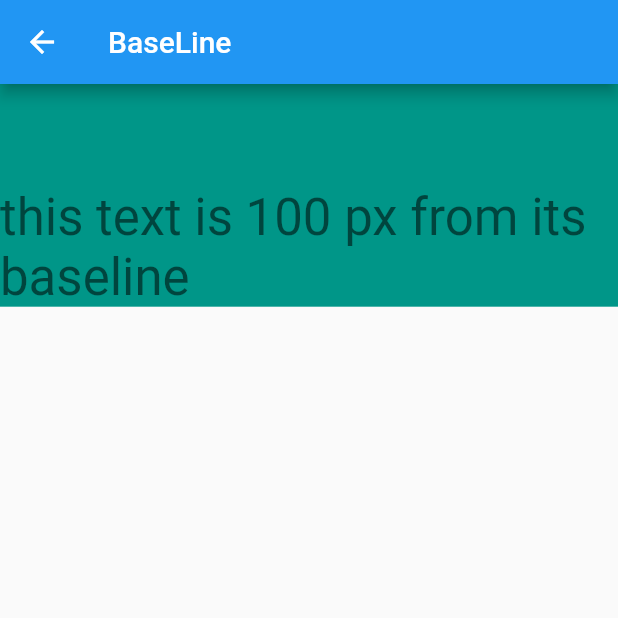
After one commit to bakhtiararifinid/flutter-widgets, a Flutter app: the LayoutPage screen opened by its route, after a tap on "BaseLine", on a phone screen of 412 x 824 dp, the top half of it. The commit adds this screen. Run offline on Flutter 3.47's test engine with Material 2 defaults, Android fonts, the phone set to English and light mode, and no system bars.

Commit message:
base line page

```diff
--- a/lib/src/App.dart
+++ b/lib/src/App.dart
@@ -2,6 +2,7 @@ import 'package:flutter/material.dart';
 import 'package:flutter_widgets/src/pages/align_page.dart';
 import 'package:flutter_widgets/src/pages/appbar_page.dart';
 import 'package:flutter_widgets/src/pages/aspect_ratio_page.dart';
+import 'package:flutter_widgets/src/pages/baseline_page.dart';
 import 'package:flutter_widgets/src/pages/basic_page.dart';
 import 'package:flutter_widgets/src/pages/bottom_navigation_bar_page.dart';
 import 'package:flutter_widgets/src/pages/center_page.dart';
@@ -38,8 +39,6 @@ class App extends StatelessWidget {
         '/container': (context) => ContainerPage(),
         '/row': (context) => RowPage(),
         '/column': (context) => ColumnPage(),
-        '/aspect-ratio': (context) => AspectRatioPage(),
-        '/constrained-box': (context) => ConstrainedBoxPage(),
         '/image': (context) => ImagePage(),
         '/text': (context) => TextPage(),
         '/icon': (context) => IconPage(),
@@ -50,6 +49,9 @@ class App extends StatelessWidget {
         '/center': (context) => CenterPage(),
         '/align': (context) => AlignPage(),
         '/fitted-box': (context) => FittedBoxPage(),
+        '/aspect-ratio': (context) => AspectRatioPage(),
+        '/constrained-box': (context) => ConstrainedBoxPage(),
+        '/base-line': (context) => BaseLinePage(),
         '/material-design': (context) => MaterialDesignPage(),
         '/scaffold': (context) => ScaffoldPage(),
         '/appbar': (context) => AppBarPage(),
--- /dev/null
+++ b/lib/src/pages/baseline_page.dart
@@ -0,0 +1,27 @@
+import 'package:flutter/material.dart';
+
+class BaseLinePage extends StatelessWidget {
+  @override
+  Widget build(BuildContext context) {
+    return Scaffold(
+      appBar: AppBar(
+        title: Text('BaseLine'),
+      ),
+      body: ListView(
+        children: <Widget>[
+          Container(
+            color: Colors.teal,
+            child: Baseline(
+              baseline: 100,
+              baselineType: TextBaseline.alphabetic,
+              child: Text(
+                'this text is 100 px from its baseline',
+                style: Theme.of(context).textTheme.display1,
+              ),
+            ),
+          )
+        ],
+      ),
+    );
+  }
+}
--- a/lib/src/pages/constrained_box_page.dart
+++ b/lib/src/pages/constrained_box_page.dart
@@ -14,6 +14,7 @@ class ConstrainedBoxPage extends StatelessWidget {
             color: Colors.red,
             width: 200,
             height: 300,
+            child: Text('this box is constrained to 100 x 100 px'),
           ),
         ),
       ),
--- a/lib/src/pages/layout_page.dart
+++ b/lib/src/pages/layout_page.dart
@@ -37,6 +37,10 @@ class LayoutPage extends StatelessWidget {
             title: Text('ConstrainedBox'),
             onTap: () => Navigator.of(context).pushNamed('/constrained-box'),
           ),
+          ListTile(
+            title: Text('BaseLine'),
+            onTap: () => Navigator.of(context).pushNamed('/base-line'),
+          ),
         ],
       ),
     );
```
